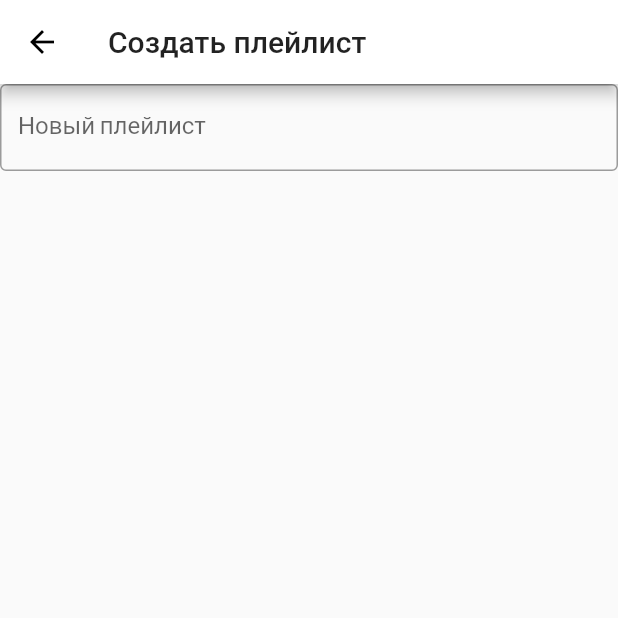
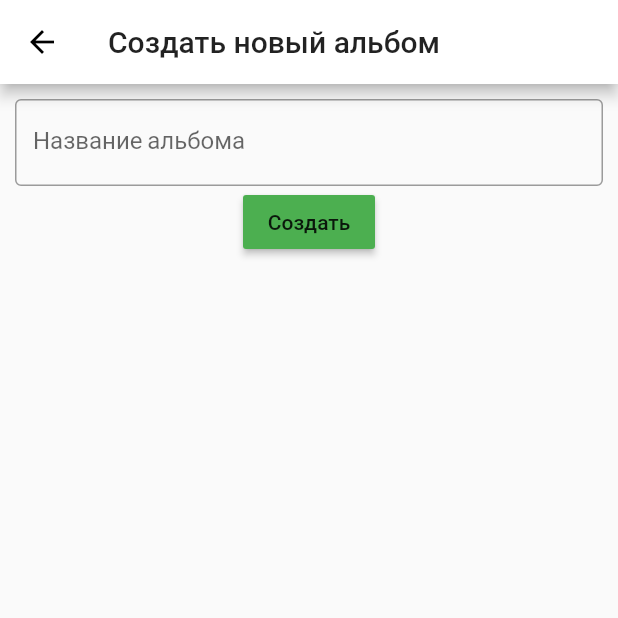
Before and after one commit to IzhevskDigital/izhevsk.chat, a Flutter app: the screen it shows after launch, item 2 of the bottom bar chosen, after a tap on the "playlist add" icon, on a phone screen of 412 x 824 dp, the top half of it. Run offline on Flutter 3.47's test engine with Material 2 defaults, Android fonts, the phone set to English and light mode, and no system bars; network calls fail.

Commit message:
изменен дизайн кнопок, теперь можно создавать свои альбомы

```diff
--- /dev/null
+++ b/mobile/app/lib/buttons/buttonAlbum.dart
@@ -0,0 +1,147 @@
+import 'package:app/Theme/constants.dart';
+import 'package:flutter/cupertino.dart';
+import 'package:flutter/material.dart';
+import 'package:app/buttons/buttonTrack.dart';
+import 'package:app/pages/MusicPage.dart';
+
+// ignore: must_be_immutable
+class ButtonAlbum extends StatelessWidget {
+  MusicPage parent;
+  String name;
+  String image;
+  double iconSize;
+  IconData icon;
+  ButtonAlbum();
+  ButtonAlbum.parent(this.parent);
+  ButtonAlbum.forImage(this.name, this.image, this.iconSize);
+  ButtonAlbum.forIcon(this.name, this.icon, this.iconSize);
+
+  @override
+  Widget build(BuildContext context) {
+    return Center(
+      child: Column(
+        children: <Widget>[
+          Row(
+            children: <Widget>[
+              IconButton(
+                onPressed: () => checkFunction(context),
+                icon: getPicture(),
+                iconSize: iconSize,
+              ),
+            ],
+          ),
+          Row(
+            children: <Widget>[
+              Text(
+                '$name',
+                style: titleAlbum,
+              ),
+            ],
+          ),
+        ],
+      ),
+    );
+  }
+
+  checkFunction(BuildContext context) {
+    if (icon == Icons.playlist_add) {
+      return openCreateAlbum(context);
+    } else {
+      return openAlbum(context);
+    }
+  }
+
+  getPicture() {
+    if (image != null) {
+      return Image.network(image);
+    } else {
+      return Icon(icon);
+    }
+  }
+
+  //Окно существующего альбома
+  void openAlbum(BuildContext context) {
+    Navigator.push(context, MaterialPageRoute(
+      builder: (BuildContext context) {
+        return CustomScrollView(
+          slivers: <Widget>[
+            //Верхняя часть окна
+            SliverAppBar(
+              pinned: true,
+              expandedHeight: 100.0,
+              flexibleSpace: FlexibleSpaceBar(
+                title: Text(name, style: titleAlbum),
+              ),
+            ),
+            //Музыкальные треки
+            SliverFixedExtentList(
+              itemExtent: albumSize,
+              delegate: SliverChildBuilderDelegate(
+                (BuildContext context, int index) {
+                  return ButtonTrack();
+                },
+              ),
+            ),
+          ],
+        );
+      },
+    ));
+  }
+
+//Окно, в котором пользователь сможет создать новый альбом
+  void openCreateAlbum(BuildContext context) {
+    Navigator.push(context, MaterialPageRoute(
+      builder: (BuildContext context) {
+        TextEditingController _controller = TextEditingController();
+
+        return Scaffold(
+          appBar: AppBar(
+            title: Text('Создать новый альбом'),
+          ),
+          body: Center(
+            child: Container(
+              margin: EdgeInsets.all(10),
+              child: Column(
+                children: <Widget>[
+                  TextField(
+                    controller: _controller,
+                    onChanged: (name) {
+                      RaisedButton(onPressed: setName(name));
+                    },
+                    onSubmitted: (name) {
+                      createAlbum(name);
+                      Navigator.pop(context);
+                    },
+                    obscureText: false,
+                    decoration: InputDecoration(
+                      border: OutlineInputBorder(),
+                      labelText: 'Название альбома',
+                    ),
+                  ),
+                  RaisedButton(
+                    color: Colors.green,
+                    onPressed: () {
+                      createAlbum(name);
+                      Navigator.pop(context);
+                    },
+                    child: Text('Создать'),
+                  ),
+                ],
+              ),
+            ),
+          ),
+        );
+      },
+    ));
+  }
+
+  setName(String name) {
+    this.name = name;
+  }
+
+  createAlbum(String name) {
+    albumList.add(ButtonAlbum.forIcon('$name', Icons.list, albumSize));
+    this.name = name;
+    return albumList;
+  }
+}
--- /dev/null
+++ b/mobile/app/lib/buttons/buttonTrack.dart
@@ -0,0 +1,53 @@
+import 'package:app/Theme/constants.dart';
+import 'package:flutter/material.dart';
+import 'package:app/music/time.dart';
+import 'package:app/music/autor.dart';
+import 'package:app/music/song.dart';
+import 'package:app/pages/Chat.dart';
+
+class ButtonTrack extends StatefulWidget {
+  _StateButtonTrack createState() => _StateButtonTrack();
+}
+
+class _StateButtonTrack extends State<ButtonTrack> {
+  Widget build(BuildContext context) {
+    return Container(
+      alignment: Alignment.center,
+      color: Colors.white,
+      child: RaisedButton(
+        focusColor: Colors.amber[800],
+        textTheme: ButtonTextTheme.primary,
+        color: Colors.white,
+        onPressed: () => playMusic(),
+        child: ListTile(
+          leading: Icon(Icons.play_arrow),
+          title: Text(
+            song.getNameSong(),
+            style: buttonText,
+          ),
+          trailing: Text(time.getTime(), style: buttonText),
+          subtitle: Row(children: <Widget>[
+            Text(autor.getNameAutor()),
+            IconButton(
+              color: Colors.black,
+              icon: Icon(Icons.chat),
+              iconSize: iconSize,
+              onPressed: () => chat.openChat(),
+            ),
+            IconButton(
+              color: Colors.black,
+              icon: Icon(Icons.add),
+              iconSize: iconSize,
+              onPressed: () => song.addTrack(),
+            ),
+          ]),
+          isThreeLine: true,
+          onTap: playMusic(),
+          enabled: false,
+        ),
+      ),
+    );
+  }
+
+  playMusic() {}
+}
--- a/mobile/app/lib/main.dart
+++ b/mobile/app/lib/main.dart
@@ -39,19 +39,17 @@ class MyApp extends StatelessWidget {
   }
 }
 
-//Виджет
+//Виджет, который будет менять свое состояние
 class MyStatefulWidget extends StatefulWidget {
-  MyStatefulWidget({Key key}) : super(key: key);
-
   @override
   _MyStatefulWidgetState createState() => _MyStatefulWidgetState();
 }
 
 //Состояние виджета
 class _MyStatefulWidgetState extends State<MyStatefulWidget> {
-  int _selectedIndex = 0;
+  int selectedIndex = 0;
   //Список виджетов, которые будут отображаться на экране
-  static List<Widget> _widgetOptions = <Widget>[
+  static List<Widget> widgetOptions = <Widget>[
     NewsPage(),
     MusicPage(),
     ProfilePage(),
@@ -62,7 +60,7 @@ class _MyStatefulWidgetState extends State<MyStatefulWidget> {
     return Scaffold(
       //контент
       body: Center(
-        child: _widgetOptions.elementAt(_selectedIndex),
+        child: widgetOptions.elementAt(selectedIndex),
       ),
       //нижние кнопки
       bottomNavigationBar: BottomNavigationBar(
@@ -86,7 +84,7 @@ class _MyStatefulWidgetState extends State<MyStatefulWidget> {
             title: Text('Account'),
           ),
         ],
-        currentIndex: _selectedIndex,
+        currentIndex: selectedIndex,
         selectedItemColor: Colors.amber[800],
         unselectedItemColor: Colors.grey,
         onTap: _onItemTapped,
@@ -96,7 +94,7 @@ class _MyStatefulWidgetState extends State<MyStatefulWidget> {
 
   void _onItemTapped(int index) {
     setState(() {
-      _selectedIndex = index;
+      selectedIndex = index;
     });
   }
 }
--- /dev/null
+++ b/mobile/app/lib/music/autor.dart
@@ -0,0 +1,13 @@
+class Autor {
+  String autor;
+  Autor(this.autor);
+  setNameAutor(String name) {
+    this.autor = name;
+  }
+
+  getNameAutor() {
+    return this.autor;
+  }
+}
+
+Autor autor = Autor('Linkin Park ');
--- /dev/null
+++ b/mobile/app/lib/music/time.dart
@@ -0,0 +1,13 @@
+class Time {
+  String time;
+  Time(this.time);
+  setTime(String time) {
+    this.time = time;
+  }
+
+  getTime() {
+    return this.time;
+  }
+}
+
+Time time = Time('2:44');
--- /dev/null
+++ b/mobile/app/lib/pages/Chat.dart
@@ -0,0 +1,5 @@
+class Chat {
+  void openChat() {}
+}
+
+Chat chat = Chat();
--- a/mobile/app/lib/pages/MusicPage.dart
+++ b/mobile/app/lib/pages/MusicPage.dart
@@ -1,26 +1,44 @@
+import 'package:app/Theme/constants.dart';
 import 'package:app/pages/Player.dart';
 import 'package:flutter/material.dart';
-import 'package:app/pages/album.dart';
+import 'package:app/buttons/buttonAlbum.dart';
+import 'package:app/buttons/buttonTrack.dart';
+
+ButtonAlbum buttonAlbum = ButtonAlbum();
+//Начальные альбомы у всех пользователей
+List<Widget> albumList = <Widget>[
+  Row(
+    children: <Widget>[
+      ButtonAlbum.forImage(
+          'Oxxxymiron',
+          'https://avatanplus.com/files/resources/original/575af465131c91553b4aaad6.jpg',
+          albumSize),
+      ButtonAlbum.forImage(
+          'Imagine Dragons',
+          'https://avatars.yandex.net/get-music-content/118603/36b7d6e2.a.4440406-1/m1000x1000?webp=false',
+          albumSize),
+      ButtonAlbum.forIcon('Tracks', Icons.playlist_play, albumSize),
+      //Здесь должны появляться новые альбомы index=3
+    ],
+  ),
+];
 
 class MusicPage extends StatelessWidget {
   @override
   Widget build(BuildContext context) {
-    TextStyle textStyle = TextStyle(fontSize: 30);
     return CustomScrollView(
       slivers: <Widget>[
         SliverAppBar(
-          pinned: true,
           actions: <Widget>[
             IconButton(
+              onPressed: () => buttonAlbum.openCreateAlbum(context),
               icon: Icon(Icons.playlist_add),
-              tooltip: 'Добавить плейлист',
-              onPressed: () => createPlaylist(context),
-            ),
+              iconSize: actionsButton,
+            )
           ],
           expandedHeight: 100.0,
           flexibleSpace: FlexibleSpaceBar(
-            title: Text('Music',
-                style: TextStyle(fontSize: 50, fontFamily: 'Cookie')),
+            title: Text('Music', style: titleStyle),
           ),
         ),
         SliverList(
@@ -28,52 +46,24 @@ class MusicPage extends StatelessWidget {
             (BuildContext context, int index) {
               return Column(
                 children: <Widget>[
+                  //Заголовок "Added albums"
                   Container(
                     color: Colors.white,
-                    height: 50,
+                    height: 72,
                     width: 1000,
                     alignment: Alignment.center,
-                    child: Text('Added albums',
-                        style: TextStyle(fontSize: 40, color: Colors.black)),
+                    child: Text('Added albums', style: containerText),
                   ),
+                  //Список альбомов
                   Container(
                     height: 150,
                     color: Colors.white,
                     child: ListView(
                       scrollDirection: Axis.horizontal,
-                      children: <Widget>[
-                        Row(
-                          children: <Widget>[
-                            IconButton(
-                              onPressed: () => openAlbum(context),
-                              tooltip: 'Главный плейлист',
-                              icon: Image.network(
-                                  'https://avatanplus.com/files/resources/original/575af465131c91553b4aaad6.jpg'),
-                              iconSize: 100,
-                            ),
-                            IconButton(
-                              onPressed: () => openAlbum(context),
-                              tooltip: 'Playlists $index',
-                              iconSize: 100,
-                              icon: Image.network(
-                                  'https://avatars.yandex.net/get-music-content/118603/36b7d6e2.a.4440406-1/m1000x1000?webp=false'),
-                            ),
-                            IconButton(
-                                onPressed: () => openAlbum(context),
-                                tooltip: 'Playlists $index',
-                                iconSize: 100,
-                                icon: Icon(Icons.playlist_play)),
-                            IconButton(
-                              onPressed: () => createPlaylist(context),
-                              tooltip: 'Add playlist',
-                              iconSize: 100,
-                              icon: Icon(Icons.playlist_add),
-                            ),
-                          ],
-                        ),
-                      ],
+                      children: albumList,
                     ),
                   ),
+                  //Заголовок "My music"
                   Container(
                     color: Colors.white,
                     width: 1000,
@@ -81,54 +71,22 @@ class MusicPage extends StatelessWidget {
                     alignment: Alignment.center,
                     child: Text(
                       'My music',
-                      style: TextStyle(fontFamily: 'Cookie', fontSize: 40),
+                      style: containerText,
                     ),
-                  )
+                  ),
                 ],
               );
             },
             childCount: 1,
           ),
         ),
+        //Кнопки с музыкой
         SliverFixedExtentList(
           itemExtent: 100,
           delegate: SliverChildBuilderDelegate(
             (BuildContext context, int index) {
-              return Container(
-                alignment: Alignment.centerRight,
-                color: Colors.white,
-                child: RaisedButton(
-                  color: Colors.white,
-                  textColor: Colors.black,
-                  onPressed: () => null,
-                  child: Row(
-                    children: <Widget>[
-                      Column(
-                        children: <Widget>[
-                          Text(' $index ', style: textStyle),
-                        ],
-                      ),
-                      Column(
-                        children: <Widget>[
-                          Text(nameSong + ' ', style: textStyle),
-                        ],
-                      ),
-                      Column(
-                        children: <Widget>[
-                          Text(autor + ' ', style: textStyle),
-                        ],
-                      ),
-                      Column(
-                        children: <Widget>[
-                          Text(timer + ' ', style: textStyle),
-                        ],
-                      ),
-                    ],
-                  ),
-                ),
-              );
+              return ButtonTrack();
             },
-            childCount: 20,
           ),
         ),
       ],
@@ -142,31 +100,4 @@ class MusicPage extends StatelessWidget {
       },
     ));
   }
-
-  void createPlaylist(BuildContext context) {
-    Navigator.push(context, MaterialPageRoute(
-      builder: (BuildContext context) {
-        return Scaffold(
-          appBar: AppBar(
-            title: Text('Создать плейлист'),
-          ),
-          body: Center(
-            child: Container(
-              child: Column(
-                children: <Widget>[
-                  TextField(
-                    obscureText: true,
-                    decoration: InputDecoration(
-                      border: OutlineInputBorder(),
-                      labelText: 'Новый плейлист',
-                    ),
-                  ),
-                ],
-              ),
-            ),
-          ),
-        );
-      },
-    ));
-  }
 }
--- a/mobile/app/lib/pages/NewsPage.dart
+++ b/mobile/app/lib/pages/NewsPage.dart
@@ -1,6 +1,6 @@
-import 'package:app/pages/album.dart';
+import 'package:app/Theme/constants.dart';
+import 'package:app/buttons/buttonAlbum.dart';
 import 'package:flutter/material.dart';
-//import 'package:app/pages/album.dart';
 
 class NewsPage extends StatelessWidget {
   @override
@@ -17,12 +17,11 @@ class NewsPage extends StatelessWidget {
           ],
           expandedHeight: 100.0,
           flexibleSpace: FlexibleSpaceBar(
-            title: Text('Wallpost',
-                style: TextStyle(fontFamily: 'Cookie', fontSize: 50)),
+            title: Text('Wallpost', style: titleStyle),
           ),
         ),
         SliverFixedExtentList(
-          itemExtent: 366,
+          itemExtent: 320,
           delegate: SliverChildBuilderDelegate(
             (BuildContext context, int index) {
               return Container(
@@ -31,20 +30,21 @@ class NewsPage extends StatelessWidget {
                 child: Center(
                   child: Column(
                     children: <Widget>[
-                      IconButton(
-                        icon: Image.network(
-                            'https://avatanplus.com/files/resources/original/575af465131c91553b4aaad6.jpg'),
-                        onPressed: () => openAlbum(context),
-                        iconSize: 150,
-                      ),
                       Container(
-                        height: 200,
-                        width: 300,
-                        child: Center(
-                          child: Text(
+                        height: 320,
+                        margin: EdgeInsets.only(left: 30, right: 30),
+                        child: Column(children: <Widget>[
+                          Center(
+                            child: ButtonAlbum.forImage(
+                                'Imagine Dragons',
+                                'https://avatars.yandex.net/get-music-content/118603/36b7d6e2.a.4440406-1/m1000x1000?webp=false',
+                                150),
+                          ),
+                          Text(
                               'Группа "Plono" представила свой новый альбом, отображающий жизнь в современной России, назвав его "Пыль".',
-                              textAlign: TextAlign.justify),
-                        ),
+                              textAlign: TextAlign.justify,
+                              style: textStyle),
+                        ]),
                       ),
                     ],
                   ),
```
Also changed, not shown: mobile/app/lib/Theme/constants.dart (added, +12 -0 lines), mobile/app/lib/music/song.dart (added, +15 -0 lines), mobile/app/assets/images/AddImg.png (added), mobile/app/assets/images/chatImg.png (added).
